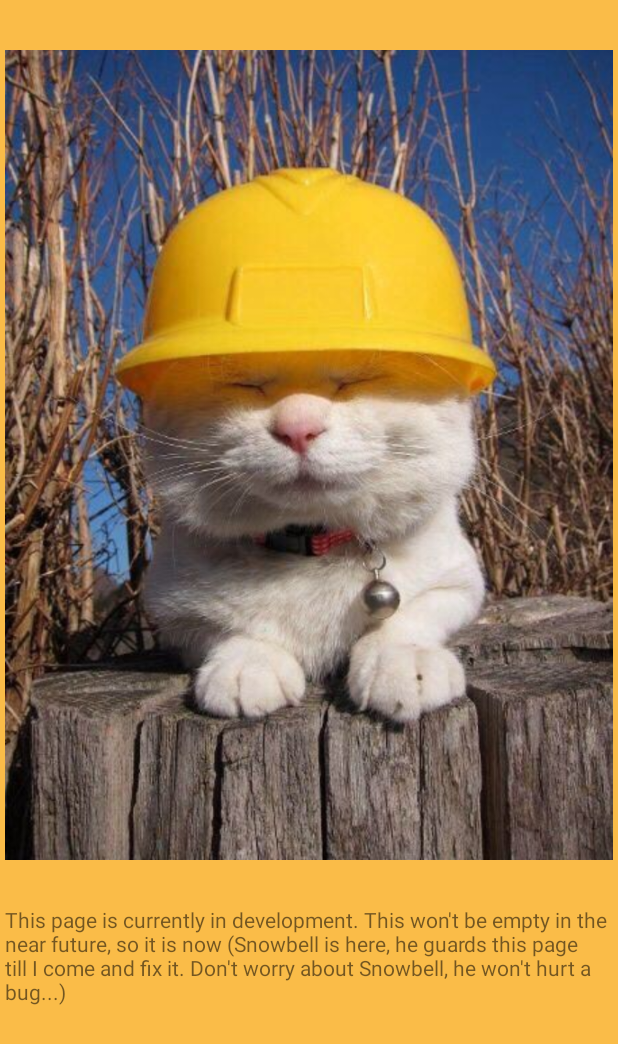
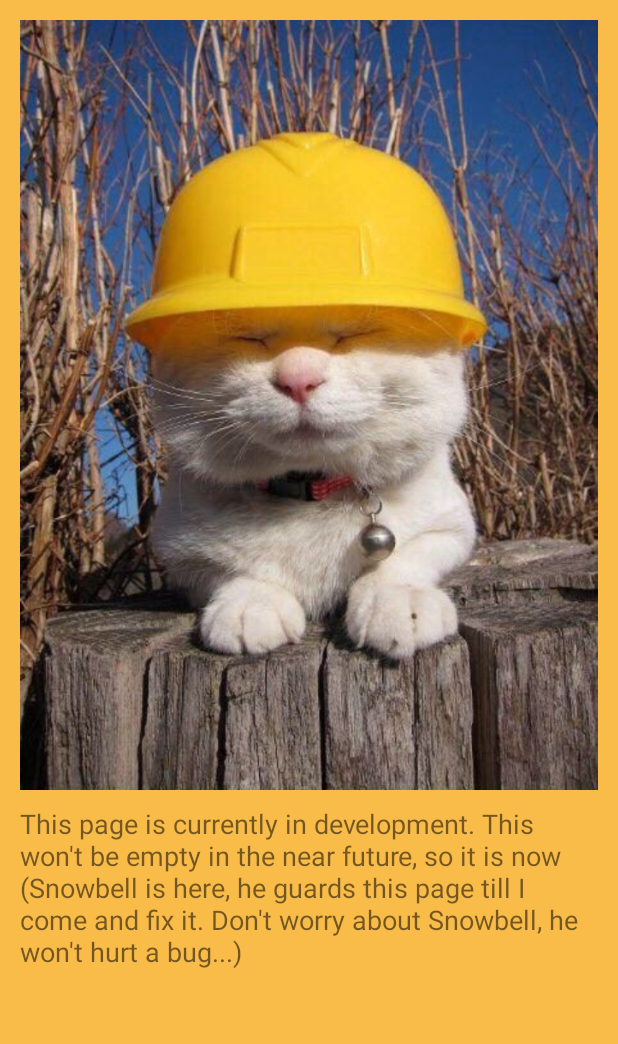
Before and after one commit to Sp3ch/foodcountpp, an Android app: the ActivityPageInDevelopment screen opened directly, with no data from a screen before it, on a phone screen of 412 x 824 dp. Shown: the top 1044 px of the screen. Run offline under Robolectric (Android 15) with nearby library versions, the phone set to English and light mode, and no system bars.

Commit message:
Отредактированная page_in_development.xml

```diff
--- a/app/src/main/res/layout/page_in_developement.xml
+++ b/app/src/main/res/layout/page_in_developement.xml
@@ -2,31 +2,60 @@
 <androidx.constraintlayout.widget.ConstraintLayout
     xmlns:android="http://schemas.android.com/apk/res/android"
     xmlns:app="http://schemas.android.com/apk/res-auto"
+    xmlns:tools="http://schemas.android.com/tools"
     android:layout_width="match_parent"
     android:layout_height="match_parent"
     android:padding="3dp"
-
     android:background="#fabc48">
 
     <LinearLayout
         android:layout_width="match_parent"
         android:layout_height="match_parent"
+        android:paddingLeft="10dp"
+        android:paddingRight="10dp"
+        android:paddingTop="10dp"
+        app:layout_constraintEnd_toEndOf="parent"
+        app:layout_constraintStart_toStartOf="parent">
+
+        <ScrollView
+            android:layout_width="match_parent"
+            android:layout_height="match_parent"
+            android:gravity="top|fill_vertical">
+
+            <LinearLayout
+                android:layout_width="match_parent"
+                android:layout_height="wrap_content"
                 android:orientation="vertical"
->
+                android:gravity="center|center">
 
                 <ImageView
-            android:id="@+id/imageView2"
                     android:layout_width="match_parent"
                     android:layout_height="wrap_content"
-            android:layout_gravity="top"
-            app:srcCompat="@drawable/cat_builder" />
+                    android:adjustViewBounds="true"
+                    android:src="@drawable/cat_builder"/>
+
+                <Space
+                    android:layout_width="wrap_content"
+                    android:layout_height="10dp"
+                    android:layout_weight="9" />
 
                 <TextView
-            android:id="@+id/textView30"
                     android:layout_width="match_parent"
                     android:layout_height="wrap_content"
                     android:layout_gravity="bottom"
                     android:layout_weight="1"
-            android:text="This page is currently in development. This won't be empty in the near future, so it is now (Snowbell is here, he guards this page till I come and fix it. Don't worry about Snowbell, he won't hurt a bug...)" />
+                    android:text="@string/name20"
+                    android:textSize="18sp"/>
+
+                <Space
+                    android:layout_width="wrap_content"
+                    android:layout_height="10dp"
+                    android:layout_weight="9" />
+
             </LinearLayout>
+
+        </ScrollView>
+
+    </LinearLayout>
+
 </androidx.constraintlayout.widget.ConstraintLayout>
--- a/app/src/main/res/values/strings.xml
+++ b/app/src/main/res/values/strings.xml
@@ -43,6 +43,7 @@
     <string name="name19">"Энергетическая ценность в "</string>
     <string name="enter_kkal">" ккал "</string>
     <string name="enter_kdg">" кдж "</string>
+    <string name="name20">This page is currently in development. This won\'t be empty in the near future, so it is now (Snowbell is here, he guards this page till I come and fix it. Don\'t worry about Snowbell, he won\'t hurt a bug...)</string>
     <string-array name="list_of_classes">
         <item>Мясо</item>
         <item>Рыба</item>
```
Lines whose indentation alone changed are shown as unchanged.
